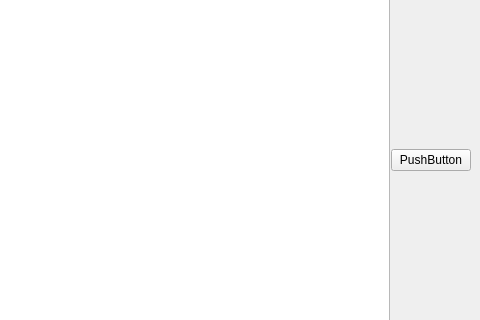
focusonb/QtGameWuziqi, file wuziqi/game_graphics_view.ui: the form before one commit; both pictures show x 219 to 699 and y 168 to 488 of the 699 by 659 pixel window.
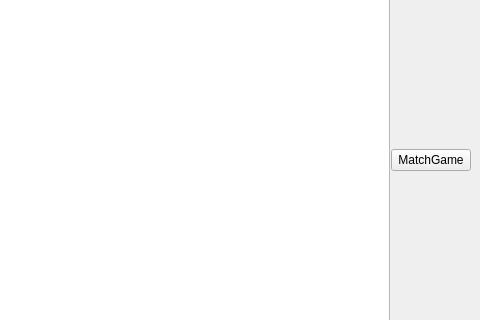
The form after the commit.

```diff
--- a/wuziqi/game_graphics_view.ui
+++ b/wuziqi/game_graphics_view.ui
@@ -88,7 +88,7 @@
        <item>
         <widget class="QPushButton" name="pushButton">
          <property name="text">
-          <string>PushButton</string>
+          <string>MatchGame</string>
          </property>
         </widget>
        </item>
```
Left out of the diff: 7 changed lines with no effect on the pictures.
